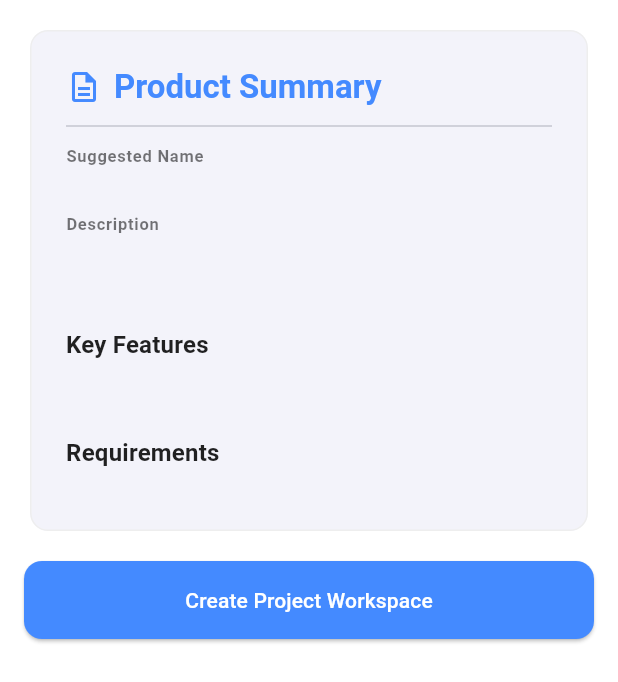
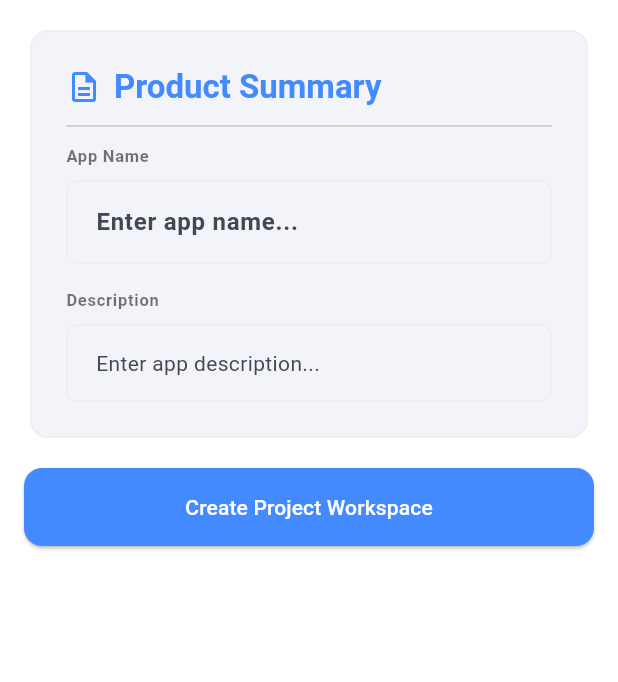
Before and after one commit to shubham230523/kindle, a Flutter app: the DiscoverySummaryWidget widget shown alone on an empty page, opened directly with empty values, on a phone screen of 412 x 824 dp. Shown: the top 682 px of the screen. Run offline on Flutter 3.47's test engine with Material 3 defaults, Android fonts, the phone set to English and light mode, and no system bars.

Commit message:
Fix Fastify version mismatch, improve project summary layout and scrolling, add skip discovery feature with enriched dummy data

```diff
--- a/lib/features/discovery/screens/widgets/discovery_summary_widget.dart
+++ b/lib/features/discovery/screens/widgets/discovery_summary_widget.dart
@@ -6,13 +6,50 @@ import '../../../../shared/widgets/section_title.dart';
 import '../../../../core/theme/app_colors.dart';
 import '../../../../core/constants/app_constants.dart';
 
-class DiscoverySummaryWidget extends StatelessWidget {
+class DiscoverySummaryWidget extends StatefulWidget {
   final Project project;
+  final Function(String)? onNameChanged;
 
   const DiscoverySummaryWidget({
     super.key,
     required this.project,
+    this.onNameChanged,
   });
+
+  @override
+  State<DiscoverySummaryWidget> createState() => _DiscoverySummaryWidgetState();
+}
+
+class _DiscoverySummaryWidgetState extends State<DiscoverySummaryWidget> {
+  late TextEditingController _nameController;
+  late TextEditingController _descriptionController;
+
+  @override
+  void initState() {
+    super.initState();
+    _nameController = TextEditingController(text: widget.project.name);
+    _descriptionController = TextEditingController(text: widget.project.description);
+  }
+
+  @override
+  void didUpdateWidget(DiscoverySummaryWidget oldWidget) {
+    super.didUpdateWidget(oldWidget);
+    if (oldWidget.project.name != widget.project.name &&
+        _nameController.text != widget.project.name) {
+      _nameController.text = widget.project.name;
+    }
+    if (oldWidget.project.description != widget.project.description &&
+        _descriptionController.text != widget.project.description) {
+      _descriptionController.text = widget.project.description;
+    }
+  }
+
+  @override
+  void dispose() {
+    _nameController.dispose();
+    _descriptionController.dispose();
+    super.dispose();
+  }
 
   @override
   Widget build(BuildContext context) {
@@ -42,26 +79,66 @@ class DiscoverySummaryWidget extends StatelessWidget {
                   ],
                 ),
                 const Divider(height: AppConstants.spacingLg),
-                _buildInfoItem(context, "Suggested Name", project.name),
-                _buildInfoItem(context, "Description", project.description),
+
+                // Editable Project Name
+                _buildLabel(context, "App Name"),
+                const SizedBox(height: AppConstants.spacingSm), // Increased spacing
+                TextFormField(
+                  controller: _nameController,
+                  decoration: _buildInputDecoration("Enter app name..."),
+                  onChanged: widget.onNameChanged,
+                  style: Theme.of(context).textTheme.bodyLarge?.copyWith(
+                    fontWeight: FontWeight.bold,
+                  ),
+                ),
                 const SizedBox(height: AppConstants.spacingMd),
+
+                // Editable Description
+                _buildLabel(context, "Description"),
+                const SizedBox(height: AppConstants.spacingSm), // Increased spacing
+                TextFormField(
+                  controller: _descriptionController,
+                  maxLines: null, // Allows auto-expansion
+                  decoration: _buildInputDecoration("Enter app description..."),
+                  style: Theme.of(context).textTheme.bodyMedium,
+                ),
+
+                if (widget.project.features.isNotEmpty) ...[
+                  const SizedBox(height: AppConstants.spacingLg),
                   const SectionTitle(title: "Key Features"),
-                ...project.features.map((feature) => Padding(
-                      padding: const EdgeInsets.only(bottom: AppConstants.spacingXs),
+                  const SizedBox(height: AppConstants.spacingSm),
+                  ...widget.project.features.map((feature) => Padding(
+                        padding: const EdgeInsets.only(bottom: AppConstants.spacingSm),
                         child: Row(
+                          crossAxisAlignment: CrossAxisAlignment.start,
                           children: [
                             const Icon(Icons.check_circle_outline, size: 16, color: Colors.green),
                             const SizedBox(width: AppConstants.spacingSm),
-                          Text(feature.name),
+                            Expanded(
+                              child: Text(
+                                feature.name + (feature.description != feature.name ? ": ${feature.description}" : ""),
+                                style: Theme.of(context).textTheme.bodyMedium,
+                              ),
+                            ),
                           ],
                         ),
                       )),
+                ],
+
+                if (widget.project.requirements.isNotEmpty) ...[
                   const SizedBox(height: AppConstants.spacingMd),
                   const SectionTitle(title: "Requirements"),
-                ...project.requirements.map((req) => Padding(
+                  const SizedBox(height: AppConstants.spacingSm),
+                  ...widget.project.requirements.map((req) => Padding(
                         padding: const EdgeInsets.only(bottom: AppConstants.spacingXs),
-                      child: Text("• ${req.title}: ${req.description}"),
+                        child: Text(
+                          req.title == req.description
+                            ? "• ${req.title}"
+                            : "• ${req.title}: ${req.description}",
+                          style: Theme.of(context).textTheme.bodyMedium,
+                        ),
                       )),
+                ],
               ],
             ),
           ),
@@ -71,7 +148,7 @@ class DiscoverySummaryWidget extends StatelessWidget {
               Navigator.push(
                 context,
                 MaterialPageRoute(
-                  builder: (context) => ProjectSummaryScreen(project: project),
+                  builder: (context) => ProjectSummaryScreen(project: widget.project),
                 ),
               );
             },
@@ -90,24 +167,31 @@ class DiscoverySummaryWidget extends StatelessWidget {
     );
   }
 
-  Widget _buildInfoItem(BuildContext context, String label, String value) {
-    return Padding(
-      padding: const EdgeInsets.only(bottom: AppConstants.spacingSm),
-      child: Column(
-        crossAxisAlignment: CrossAxisAlignment.start,
-        children: [
-          Text(
+  Widget _buildLabel(BuildContext context, String label) {
+    return Text(
       label,
       style: Theme.of(context).textTheme.labelSmall?.copyWith(
             color: AppColors.textSecondary,
             fontWeight: FontWeight.bold,
           ),
+    );
+  }
+
+  InputDecoration _buildInputDecoration(String hint) {
+    return InputDecoration(
+      hintText: hint,
+      isDense: true,
+      contentPadding: const EdgeInsets.symmetric(
+        vertical: AppConstants.spacingMd, // Better vertical padding
+        horizontal: AppConstants.spacingMd,
       ),
-          Text(
-            value,
-            style: Theme.of(context).textTheme.bodyMedium,
+      border: OutlineInputBorder(
+        borderRadius: BorderRadius.circular(AppConstants.radiusSm),
+        borderSide: BorderSide(color: Colors.grey.shade300),
       ),
-        ],
+      enabledBorder: OutlineInputBorder(
+        borderRadius: BorderRadius.circular(AppConstants.radiusSm),
+        borderSide: BorderSide(color: Colors.grey.shade200),
       ),
     );
   }
```
Also changed, not shown: lib/features/discovery/screens/discovery_chat_screen.dart (+10 -1 lines), lib/features/discovery/viewmodels/discovery_viewmodel.dart (+76 -7 lines), lib/features/project/screens/project_summary_screen.dart (+14 -15 lines), 3 other files. Lines whose indentation alone changed are shown as unchanged.
